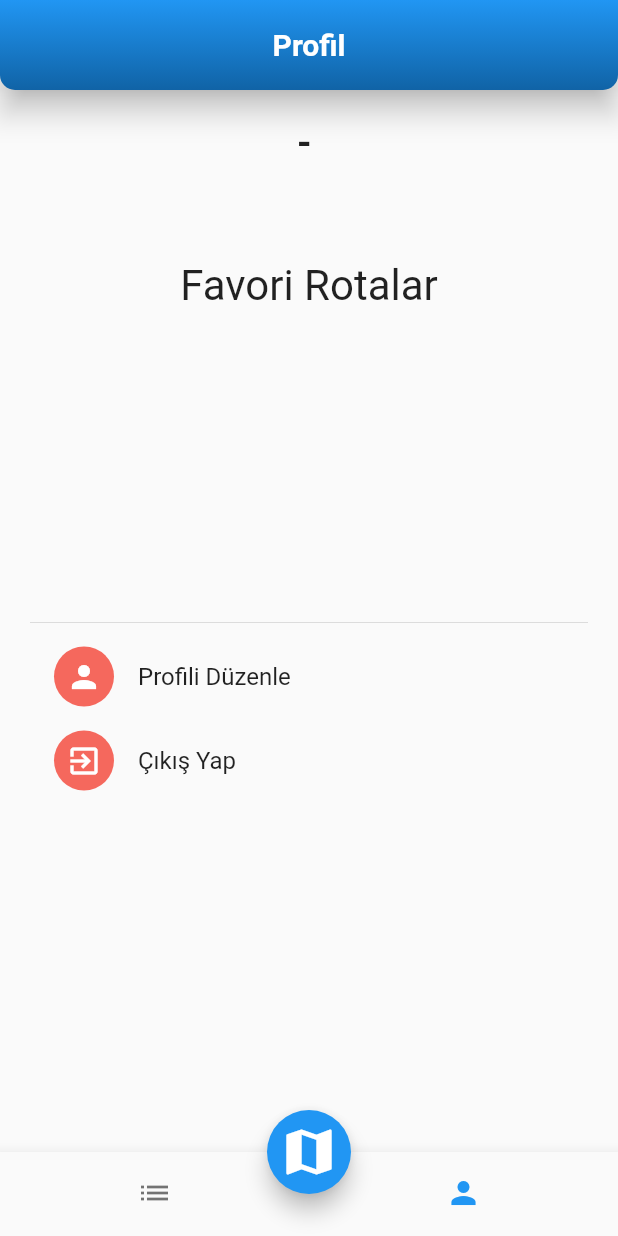
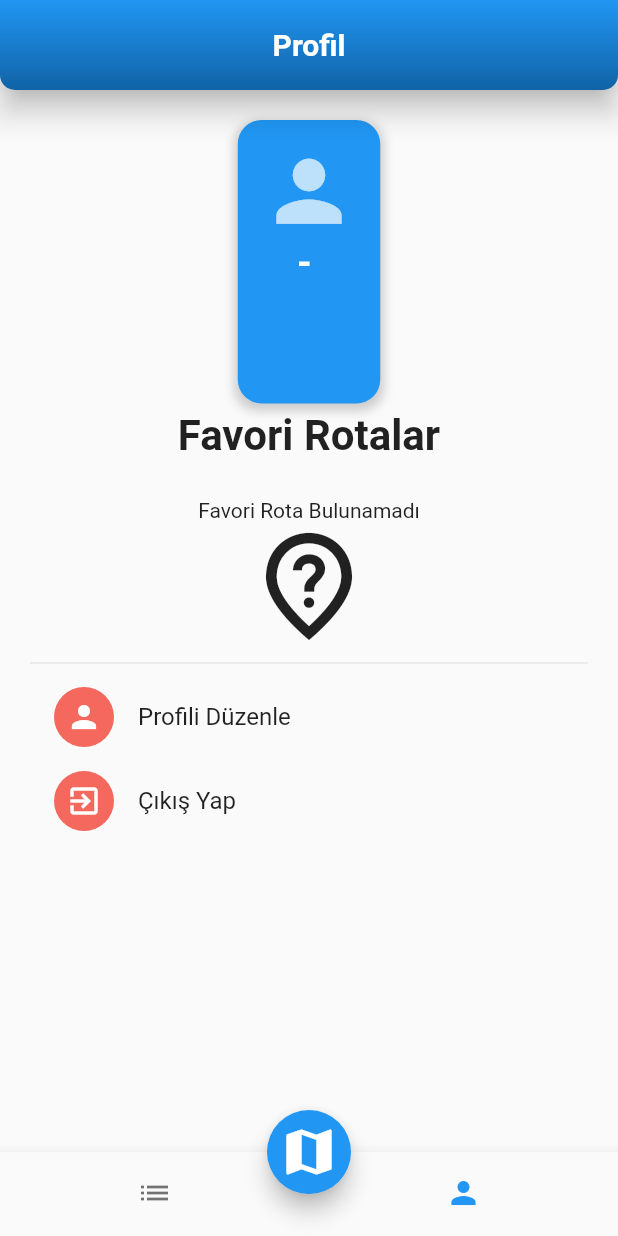
Before and after one commit to segri544/Havelsan_App, a Flutter app: the screen it shows once a user with an empty profile is signed in, item 2 of the bottom bar chosen, on a phone screen of 412 x 824 dp. Run offline on Flutter 3.47's test engine with Material 2 defaults, Android fonts, the phone set to English and light mode, and no system bars; our stand-ins replace cloud_firestore, firebase_auth, firebase_core, flutter_svg, geolocator, google_maps_flutter and 2 more; missing offline and left inert: background_location, flutter_polyline_points; accounts and stored records are empty.

```diff
--- a/lib/components/bus_card.dart
+++ b/lib/components/bus_card.dart
@@ -66,7 +66,8 @@ class _BusCardState extends State<BusCard> {
                 const VerticalDivider(
                   thickness: 2,
                 ),
-                IconButton(
+                Expanded(
+                  child: IconButton(
                     onPressed: () async {
                       await FireStoreMethods().likeDestination(
                           widget.snap["destinationId"],
@@ -81,6 +82,7 @@ class _BusCardState extends State<BusCard> {
                       color: Colors.red,
                     ),
                   ),
+                ),
               ],
             ),
           ),
--- a/lib/resources/auth_method.dart
+++ b/lib/resources/auth_method.dart
@@ -15,7 +15,7 @@ class AuthMethods {
       required String lastName,
       required String position,
       String? carPlate,
-      var likedDestination,
+      var likedDestinations,
       String? userAddress}) async {
     String res = "Beklenmedik bir hata oluştu !";
     try {
@@ -46,9 +46,9 @@ class AuthMethods {
       }
     } on FirebaseAuthException catch (err) {
       if (err.code == "invalid-email") {
-        res = "Email is badly formatted";
+        res = "Email formatı yanlış";
       } else if (err.code == "weak-password") {
-        res = "Your password must be at least 6 characters";
+        res = "Şifreniz en az 6 karakter içermelidir";
       }
     } catch (err) {
       res = err.toString();
--- a/lib/screens/create_route.dart
+++ b/lib/screens/create_route.dart
@@ -293,7 +293,7 @@ class CreateRoutePageState extends State<CreateRoutePage> {
   Widget build(BuildContext context) {
     return Scaffold(
       appBar: AppBar(
-        backgroundColor: Colors.blue,
+        backgroundColor: Color.fromARGB(255, 16, 99, 166),
         title: const Text(
           "Güzergah Oluşturma Ekrani",
           style: TextStyle(
--- a/lib/screens/login_page.dart
+++ b/lib/screens/login_page.dart
@@ -33,6 +33,7 @@ class _LoginPageState extends State<LoginPage> {
     if (res != "success") {
       ScaffoldMessenger.of(context).showSnackBar(
         const SnackBar(
+          backgroundColor: Colors.red,
           content: Text("Email veya Şifre yanlış Girilmiştir"),
         ),
       );
--- a/lib/screens/profile_screen.dart
+++ b/lib/screens/profile_screen.dart
@@ -53,35 +53,85 @@ class _ProfileScreenState extends State<ProfileScreen> {
                     child: Column(
                       crossAxisAlignment: CrossAxisAlignment.center,
                       children: [
+                        Container(
+                          padding: const EdgeInsets.all(15),
+                          decoration: BoxDecoration(
+                            color: Colors
+                                .blue, // Customize the background color here
+                            borderRadius: BorderRadius.circular(16),
+                            boxShadow: [
+                              BoxShadow(
+                                color: Colors.grey.withOpacity(0.5),
+                                spreadRadius: 2,
+                                blurRadius: 5,
+                                offset: Offset(0, 3),
+                              ),
+                            ],
+                          ),
+                          child: Column(
+                            children: [
+                              const Icon(
+                                Icons.person,
+                                size: 65,
+                                color: Colors.white70,
+                              ),
                               Text(
                                 "${userData['position']} - ${userData['name']} ${userData['lastName']}",
                                 style: const TextStyle(
-                              fontSize: 25, fontWeight: FontWeight.bold),
+                                    fontSize: 25,
+                                    fontWeight: FontWeight.bold,
+                                    color: Colors.white),
                               ),
                               const SizedBox(height: 10),
-                        Text(userData["email"]),
+                              Text(
+                                userData["email"],
+                                style: const TextStyle(color: Colors.white),
+                              ),
                               const SizedBox(height: 10),
                               Text(
                                 userData["position"] != "Şöför"
-                              ? userData["address"] ?? "Adres Tanımlı Değil"
+                                    ? userData["address"] ??
+                                        "Adres Tanımlı Değil"
                                     : userData["vehiclePlate"] ??
                                         "Plaka Tanımlı Değil",
                                 style: const TextStyle(
                                     fontSize: 25,
                                     fontWeight: FontWeight.bold,
+                                    color: Colors.white),
+                              ),
+                            ],
                           ),
                         ),
-                        const Text("Favori Rotalar",
-                            style: TextStyle(fontSize: 28)),
-                        Container(
+                        const SizedBox(height: 5),
+                        const Text(
+                          "Favori Rotalar",
+                          style: TextStyle(
+                              fontSize: 28, fontWeight: FontWeight.bold),
+                        ),
+                        const SizedBox(height: 25),
+                        userData["likedDestinations"] == null ||
+                                userData["likedDestinations"].length == 0
+                            ? const Column(
+                                children: [
+                                  Text("Favori Rota Bulunamadı"),
+                                  Icon(
+                                    Icons.not_listed_location_outlined,
+                                    size: 86,
+                                  )
+                                ],
+                              )
+                            : Container(
                                 height: 200,
                                 width: 300,
                                 child: ListView.builder(
-                            itemCount: userData["likedDestination"] == null
+                                  itemCount: userData["likedDestinations"] ==
+                                          null
                                       ? 0
-                                : userData["likedDestination"].length,
+                                      : userData["likedDestinations"].length,
                                   itemBuilder: (context, index) {
-                              return userData["likedDestination"].length == 0
+                                    return userData["likedDestinations"]
+                                                .length ==
+                                            0
                                         ? const Column(
                                             children: [
                                               Center(
@@ -89,7 +139,8 @@ class _ProfileScreenState extends State<ProfileScreen> {
                                                   "Favori Rotanız Bulunamadı",
                                                   style: TextStyle(
                                                       fontSize: 24,
-                                                fontWeight: FontWeight.bold,
+                                                      fontWeight:
+                                                          FontWeight.bold,
                                                       color: Colors.red),
                                                 ),
                                               ),
@@ -118,10 +169,12 @@ class _ProfileScreenState extends State<ProfileScreen> {
                                                     color: Colors.white),
                                                 height: 150,
                                                 child: Padding(
-                                            padding: const EdgeInsets.all(15),
+                                                  padding:
+                                                      const EdgeInsets.all(15),
                                                   child: Row(
                                                     mainAxisAlignment:
-                                                  MainAxisAlignment.spaceAround,
+                                                        MainAxisAlignment
+                                                            .spaceAround,
                                                     children: [
                                                       Column(
                                                         mainAxisAlignment:
@@ -129,14 +182,17 @@ class _ProfileScreenState extends State<ProfileScreen> {
                                                                 .spaceAround,
                                                         children: [
                                                           Text(
-                                                      userData["likedDestination"]
+                                                            userData["likedDestinations"]
                                                                     [index] ??
                                                                 "Favori Rotanız bulunmamaktaıdr",
-                                                      style: const TextStyle(
-                                                        color: Colors.black,
+                                                            style:
+                                                                const TextStyle(
+                                                              color:
+                                                                  Colors.black,
                                                               fontSize: 25,
                                                               fontWeight:
-                                                            FontWeight.bold,
+                                                                  FontWeight
+                                                                      .bold,
                                                             ),
                                                           ),
                                                         ],
--- a/lib/screens/signup_screen.dart
+++ b/lib/screens/signup_screen.dart
@@ -1,6 +1,7 @@
 import 'package:demo_app/components/button_large.dart';
 import 'package:demo_app/components/my_textfield.dart';
 import 'package:demo_app/resources/auth_method.dart';
+import 'package:demo_app/screens/home_page.dart';
 import 'package:demo_app/screens/login_page.dart';
 import 'package:flutter/material.dart';
 
```
Also changed, not shown: lib/resources/firestore_method.dart (+24 -5 lines), lib/screens/track_page.dart (+27 -26 lines). Lines whose indentation alone changed are shown as unchanged.
